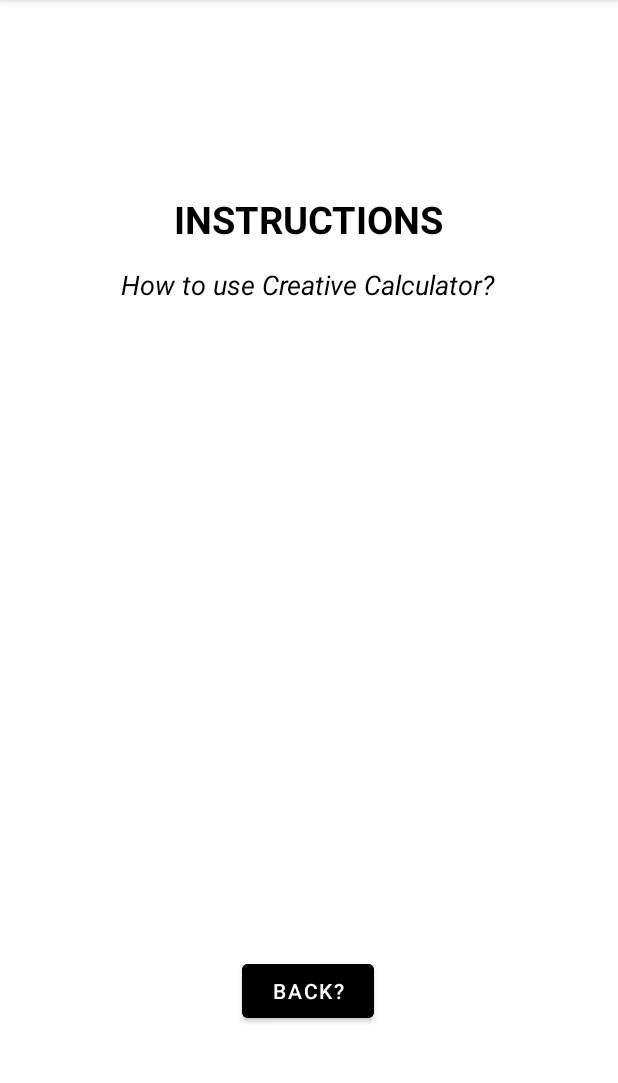
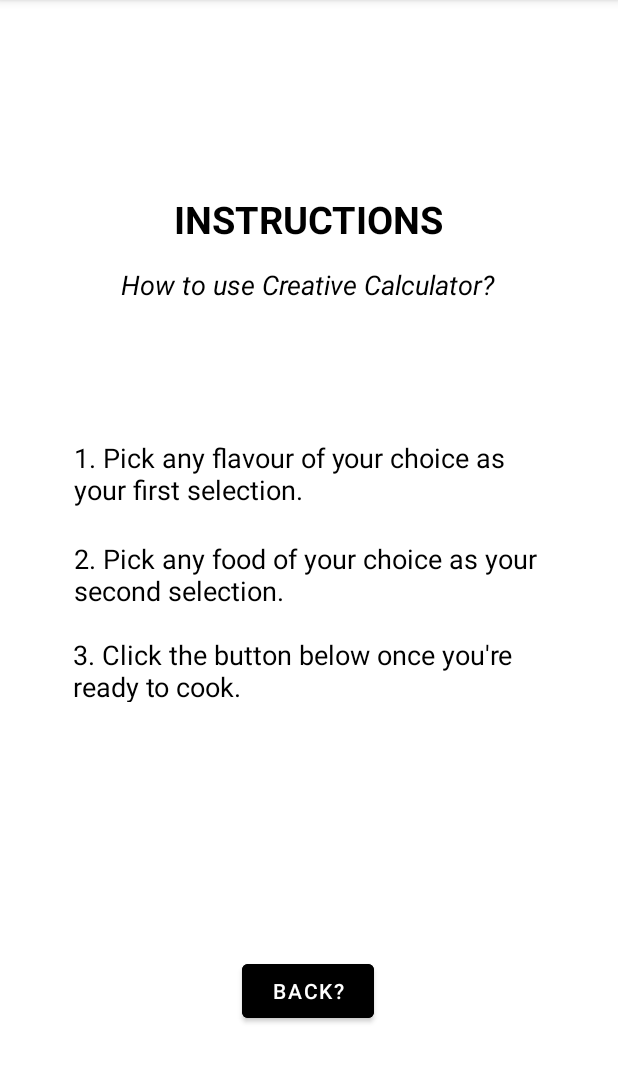
Before and after one commit to jamelarea/Assessment-2-App-1-Creative-Calculator, an Android app: the Instructions screen opened directly, with no data from a screen before it, on a phone screen of 412 x 824 dp, the part 84-1167 px from its top. Run offline under Robolectric (Android 15) with nearby library versions, the phone set to English and light mode, and no system bars.

Commit message:
Creative Calculator

```diff
--- a/app/src/main/res/layout/activity_info.xml
+++ b/app/src/main/res/layout/activity_info.xml
@@ -21,6 +21,7 @@
         app:layout_constraintVertical_bias="0.175" />
 
     <TextView
+        android:id="@+id/textView7"
         android:layout_width="wrap_content"
         android:layout_height="wrap_content"
         android:text="What is Creative Calculator?"
@@ -33,6 +34,21 @@
         app:layout_constraintStart_toStartOf="parent"
         app:layout_constraintTop_toTopOf="parent"
         app:layout_constraintVertical_bias="0.239" />
+
+    <TextView
+        android:id="@+id/textView6"
+        android:layout_width="294dp"
+        android:layout_height="222dp"
+        android:text="A creative calculator operates just like an ordinary calculator that performs arithmetic operations on numbers such as addition, subtraction, multiplication, and division. However, instead of mathematical calculations, our creative calculator is capable of creating variety of foods by combining two ingredients. "
+        android:textAlignment="center"
+        android:textColor="@color/black"
+        android:textSize="18dp"
+        app:layout_constraintBottom_toBottomOf="parent"
+        app:layout_constraintEnd_toEndOf="parent"
+        app:layout_constraintHorizontal_bias="0.495"
+        app:layout_constraintStart_toStartOf="parent"
+        app:layout_constraintTop_toTopOf="parent"
+        app:layout_constraintVertical_bias="0.557" />
 
     <Button
         android:id="@+id/backbtn"
@@ -47,4 +63,5 @@
         app:layout_constraintTop_toTopOf="parent"
         app:layout_constraintVertical_bias="0.884" />
 
+
 </androidx.constraintlayout.widget.ConstraintLayout>
--- a/app/src/main/res/layout/activity_instructions.xml
+++ b/app/src/main/res/layout/activity_instructions.xml
@@ -20,6 +20,7 @@
         app:layout_constraintVertical_bias="0.175" />
 
     <TextView
+        android:id="@+id/textView11"
         android:layout_width="wrap_content"
         android:layout_height="wrap_content"
         android:text="How to use Creative Calculator?"
@@ -32,6 +33,47 @@
         app:layout_constraintStart_toStartOf="parent"
         app:layout_constraintTop_toTopOf="parent"
         app:layout_constraintVertical_bias="0.239" />
+
+    <TextView
+        android:id="@+id/textView8"
+        android:layout_width="314dp"
+        android:layout_height="46dp"
+        android:text="2. Pick any food of your choice as your second selection."
+        android:textColor="@color/black"
+        android:textSize="18dp"
+        app:layout_constraintBottom_toBottomOf="parent"
+        app:layout_constraintEnd_toEndOf="parent"
+        app:layout_constraintHorizontal_bias="0.505"
+        app:layout_constraintStart_toStartOf="parent"
+        app:layout_constraintTop_toTopOf="parent"
+        app:layout_constraintVertical_bias="0.499" />
+
+    <TextView
+        android:id="@+id/textView12"
+        android:layout_width="313dp"
+        android:layout_height="51dp"
+        android:text="1. Pick any flavour of your choice as your first selection."
+        android:textColor="@color/black"
+        android:textSize="18dp"
+        app:layout_constraintBottom_toBottomOf="parent"
+        app:layout_constraintEnd_toEndOf="parent"
+        app:layout_constraintStart_toStartOf="parent"
+        app:layout_constraintTop_toTopOf="parent"
+        app:layout_constraintVertical_bias="0.408" />
+
+    <TextView
+        android:id="@+id/textView9"
+        android:layout_width="314dp"
+        android:layout_height="44dp"
+        android:text="3. Click the button below once you're ready to cook."
+        android:textColor="@color/black"
+        android:textSize="18dp"
+        app:layout_constraintBottom_toBottomOf="parent"
+        app:layout_constraintEnd_toEndOf="parent"
+        app:layout_constraintHorizontal_bias="0.494"
+        app:layout_constraintStart_toStartOf="parent"
+        app:layout_constraintTop_toTopOf="parent"
+        app:layout_constraintVertical_bias="0.586" />
 
     <Button
         android:id="@+id/backbtn"
```
